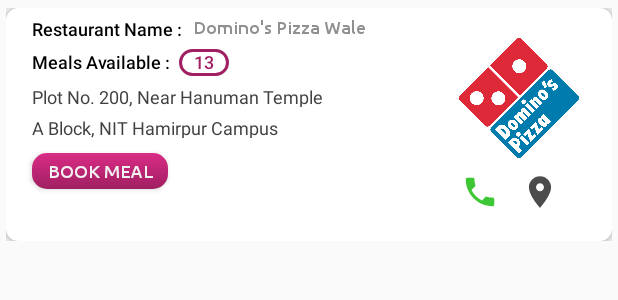
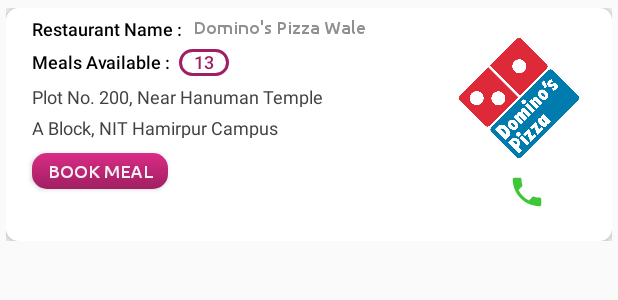
Before and after one commit to rashika170/FeedTheNeed, an Android app: the layout volunteer_restaur_item.xml on its own in the app's theme, with its tools: preview values and no code run, on a phone screen of 412 x 824 dp. Shown: the top 300 px of the screen. Run offline under Robolectric (Android 15) with nearby library versions, the phone set to English and light mode, and no system bars.

Commit message:
Maps Implemented and some layout changes

```diff
--- a/app/src/main/res/layout/doantor_item.xml
+++ b/app/src/main/res/layout/doantor_item.xml
@@ -197,7 +197,8 @@
                 android:layout_marginTop="16dp"
                 android:drawableLeft="@drawable/ic_call_black_24dp"
                 android:text="Call Volunteer"
-                android:textSize="14dp"
+                android:textSize="10dp"
+                android:gravity="center_vertical"
                 android:textColor="#3EC734"
                 android:fontFamily="@font/ubuntu_reg"
                 app:layout_constraintStart_toEndOf="@+id/linearLayout2"
--- a/app/src/main/res/layout/edu_advertisment.xml
+++ b/app/src/main/res/layout/edu_advertisment.xml
@@ -53,6 +53,7 @@
                 android:layout_width="wrap_content"
                 android:layout_height="19dp"
                 android:text="Quest Full"
+                android:textSize="8dp"
                 android:layout_marginTop="20dp"
                 android:layout_marginLeft="15dp"
                 android:gravity="center_vertical"
--- a/app/src/main/res/layout/volunteer_restaur_item.xml
+++ b/app/src/main/res/layout/volunteer_restaur_item.xml
@@ -67,19 +67,19 @@
                 android:layout_width="25dp"
                 android:layout_height="25dp"
                 android:layout_marginTop="10dp"
-                android:layout_marginRight="75dp"
+                android:layout_marginRight="44dp"
                 android:src="@drawable/ic_call_black_24dp"
                 app:layout_constraintEnd_toEndOf="parent"
                 app:layout_constraintTop_toBottomOf="@id/imageView"/>
-            <ImageView
-                android:id="@+id/imageView2"
-                android:layout_width="25dp"
-                android:layout_height="25dp"
-                android:layout_marginTop="10dp"
-                android:layout_marginRight="35dp"
-                android:src="@drawable/location_black"
-                app:layout_constraintEnd_toEndOf="parent"
-                app:layout_constraintTop_toBottomOf="@id/imageView"/>
+<!--            <ImageView-->
+<!--                android:id="@+id/imageView2"-->
+<!--                android:layout_width="25dp"-->
+<!--                android:layout_height="25dp"-->
+<!--                android:layout_marginTop="10dp"-->
+<!--                android:layout_marginRight="35dp"-->
+<!--                android:src="@drawable/location_black"-->
+<!--                app:layout_constraintEnd_toEndOf="parent"-->
+<!--                app:layout_constraintTop_toBottomOf="@id/imageView"/>-->
 
             <TextView
                 android:id="@+id/textView16"
```
Also changed, not shown: app/src/main/java/com/gdscandroid/feedtheneed/Volunteer/EduAdvertiseRVAdapter.kt (+16 -0 lines), app/src/main/java/com/gdscandroid/feedtheneed/Volunteer/VolThingsRVAdapter.kt (+14 -1 lines), app/src/main/java/com/gdscandroid/feedtheneed/Volunteer/VolunteerMealPostRVAdapter.kt (+37 -0 lines).
